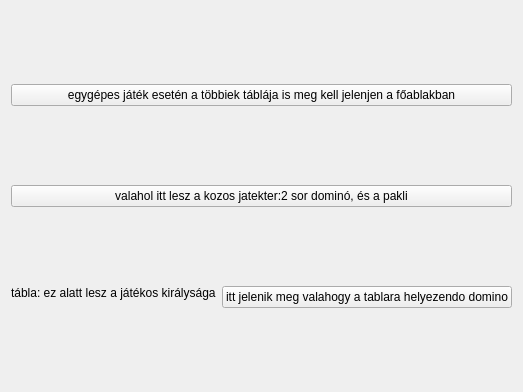
Qt form jatek/widget.ui (rrmrrm/dominoSzeru) before a commit.
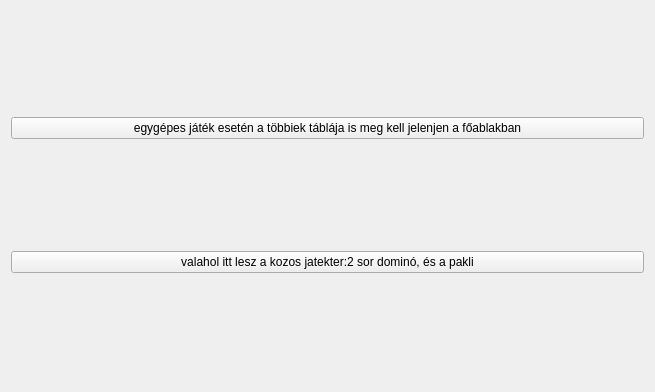
The same form after that commit.

Patch:
```diff
--- a/jatek/widget.ui
+++ b/jatek/widget.ui
@@ -6,7 +6,7 @@
    <rect>
     <x>0</x>
     <y>0</y>
-    <width>501</width>
+    <width>655</width>
     <height>392</height>
    </rect>
   </property>
@@ -29,33 +29,7 @@
     </widget>
    </item>
    <item>
-    <layout class="QHBoxLayout" name="horizontalLayout">
-     <item>
-      <layout class="QVBoxLayout" name="verticalLayout">
-       <item>
-        <widget class="QLabel" name="label">
-         <property name="text">
-          <string>tábla: ez alatt lesz a játékos királysága</string>
-         </property>
-        </widget>
-       </item>
-       <item>
-        <layout class="QGridLayout" name="tableContainerLaout">
-         <item row="0" column="0">
-          <widget class="QWidget" name="table" native="true"/>
-         </item>
-        </layout>
-       </item>
-      </layout>
-     </item>
-     <item>
-      <widget class="QPushButton" name="pushButton">
-       <property name="text">
-        <string>itt jelenik meg valahogy a tablara helyezendo domino</string>
-       </property>
-      </widget>
-     </item>
-    </layout>
+    <layout class="QHBoxLayout" name="playerLayout"/>
    </item>
   </layout>
  </widget>
```
